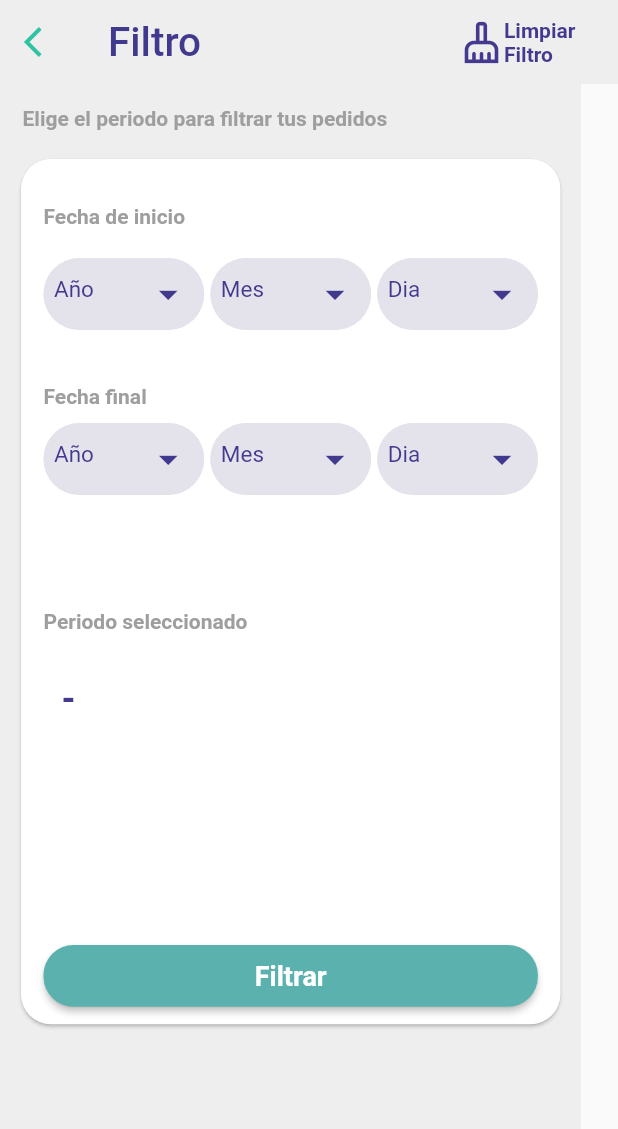
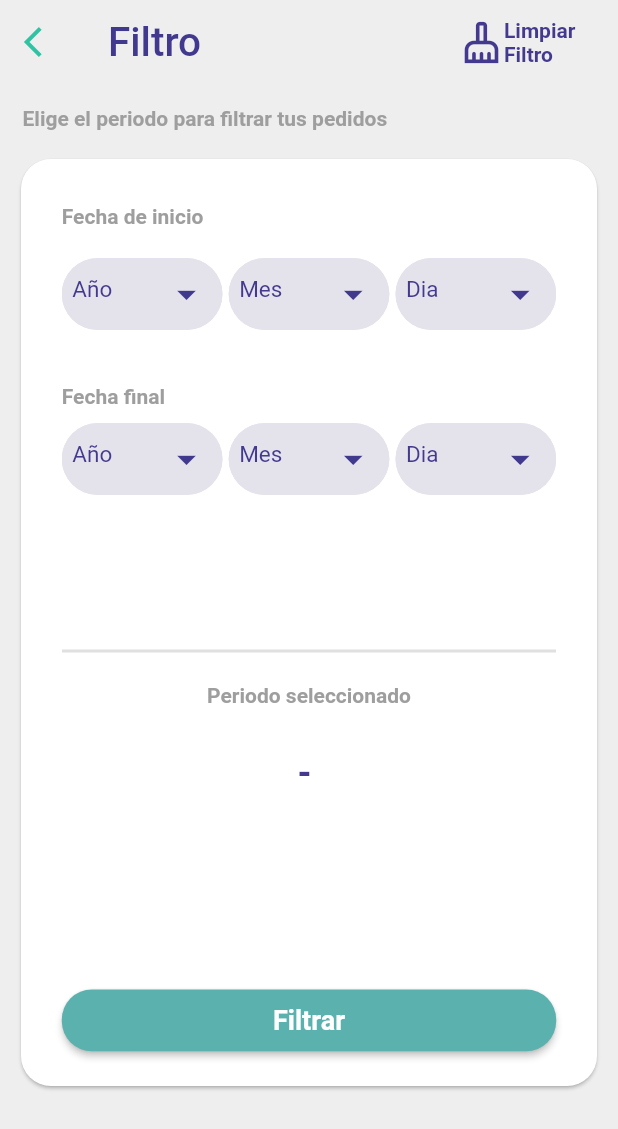
Before and after one commit to Davilaro/pruebfife, a Flutter app: the FiltroHistorico2 screen opened directly, on a phone screen of 412 x 824 dp. Shown: the top 1129 px of the screen. Run offline on Flutter 3.47's test engine with Material 2 defaults, Android fonts, the phone set to English and light mode, and no system bars; drawn by our look-alikes of overlay_support; our stand-ins replace animate_do, auto_size_text, cached_network_image, carousel_slider, chewie, connectivity and 17 more; missing offline and left inert: flutter_pdfview, flutter_uxcam, fuzzy, imagebutton, onesignal_flutter, pinch_zoom_image_last and 1 more; accounts and stored records are empty; network calls fail; Roboto replaces fonts that are missing (RoundedMplus1c).

Commit message:
feat: configuracion de filtro historico

```diff
--- a/lib/src/pages/historico/widgets/filtro_historico2.dart
+++ b/lib/src/pages/historico/widgets/filtro_historico2.dart
@@ -28,6 +28,7 @@ class _FiltroHistoricoState extends State<FiltroHistorico2> {
   List<String> listMeses = [];
   List<String> listAnos = [];
   List<String> listFinDias = [];
+  RxString mensajeInformativo = ''.obs;
 
   final meses = {
     1: 'Enero',
@@ -93,83 +94,72 @@ class _FiltroHistoricoState extends State<FiltroHistorico2> {
                       child: Container(
                         padding:
                             EdgeInsets.symmetric(horizontal: 15, vertical: 20),
-                        height: Get.height * 0.7,
-                        child: Stack(
-                          overflow: Overflow.visible,
+                        height: Get.height * 0.75,
+                        child: Column(
                           children: [
-                            Positioned(
-                              top: 280,
-                              child: Column(
-                                crossAxisAlignment: CrossAxisAlignment.start,
-                                mainAxisAlignment:
-                                    MainAxisAlignment.spaceBetween,
+                            Column(
+                              crossAxisAlignment: CrossAxisAlignment.center,
+                              mainAxisAlignment: MainAxisAlignment.spaceBetween,
                               children: [
                                 Container(
-                                      child: Text('Periodo seleccionado',
+                                  margin: EdgeInsets.zero,
+                                  height: Get.height * 0.4,
+                                  child: Stack(
+                                      alignment: AlignmentDirectional.center,
+                                      children: [
+                                        Obx(() => Visibility(
+                                              visible:
+                                                  mensajeInformativo.value !=
+                                                      '',
+                                              child: Positioned(
+                                                top: 250,
+                                                width: Get.width * 0.8,
+                                                child: Container(
+                                                  child: Text(
+                                                    mensajeInformativo.value,
+                                                    maxLines: 2,
                                                     style: TextStyle(
-                                              fontSize: 14,
-                                              fontWeight: FontWeight.bold,
-                                              color: Colors.grey))),
-                                  Obx(() => Center(
-                                        child: Container(
-                                            margin: EdgeInsets.only(
-                                                top: 30, bottom: 130),
-                                            child: Text(
-                                                '${controlerHistorico.dia.isNotEmpty && controlerHistorico.dia.value != '-1' ? controlerHistorico.dia : ""} ${meses[toInt(controlerHistorico.mes.value)] ?? ""} - ${controlerHistorico.diaFin.isNotEmpty && controlerHistorico.diaFin.value != '-1' ? controlerHistorico.diaFin : ""} ${meses[toInt(controlerHistorico.mesFin.value)] ?? ""} ${controlerHistorico.anoFin.isNotEmpty && controlerHistorico.anoFin.value != '-1' ? controlerHistorico.anoFin : ""}',
-                                                style: TextStyle(
-                                                    fontSize: 24,
-                                                    fontWeight: FontWeight.bold,
-                                                    color: ConstantesColores
-                                                        .azul_precio))),
-                                      )),
-                                  Align(
-                                    alignment: Alignment.bottomCenter,
-                                    child: Center(
-                                      child: Container(
-                                        margin: EdgeInsets.only(top: 20),
-                                        width: Get.width * 0.8,
-                                        height: Get.height * 0.05,
-                                        child: RaisedButton(
-                                          onPressed: () {
-                                            confirmarFiltro();
-                                          },
-                                          child: Text(
-                                            'Filtrar',
-                                            style: TextStyle(
-                                                fontSize: 18,
-                                                fontWeight: FontWeight.bold),
-                                          ),
-                                          textColor: Colors.white,
-                                          color: ConstantesColores.agua_marina,
-                                          shape: RoundedRectangleBorder(
-                                            borderRadius:
-                                                BorderRadius.circular(20.0),
+                                                        color: Colors.red,
+                                                        fontWeight:
+                                                            FontWeight.bold,
+                                                        overflow: TextOverflow
+                                                            .ellipsis),
                                                   ),
                                                 ),
                                               ),
-                                    ),
-                                  )
-                                ],
-                              ),
+                                            )),
+                                        Positioned(
+                                          top: 300,
+                                          child: Container(
+                                              width: Get.width,
+                                              margin:
+                                                  EdgeInsets.only(bottom: 20),
+                                              child: Divider(
+                                                thickness: 2,
+                                              )),
                                         ),
                                         //Fecha Final
                                         Positioned(
                                           top: 100,
                                           child: Column(
-                                crossAxisAlignment: CrossAxisAlignment.start,
+                                            crossAxisAlignment:
+                                                CrossAxisAlignment.start,
                                             children: [
                                               Container(
-                                      margin: EdgeInsets.only(top: 30),
+                                                  margin:
+                                                      EdgeInsets.only(top: 30),
                                                   child: Text('Fecha final',
                                                       style: TextStyle(
                                                           fontSize: 14,
-                                              fontWeight: FontWeight.bold,
+                                                          fontWeight:
+                                                              FontWeight.bold,
                                                           color: Colors.grey))),
                                               Container(
                                                 width: Get.width * 0.8,
                                                 child: Row(
                                                   mainAxisAlignment:
-                                          MainAxisAlignment.spaceBetween,
+                                                      MainAxisAlignment
+                                                          .spaceBetween,
                                                   crossAxisAlignment:
                                                       CrossAxisAlignment.start,
                                                   children: [
@@ -201,20 +191,24 @@ class _FiltroHistoricoState extends State<FiltroHistorico2> {
                                           ),
                                         ),
                                         Column(
-                              crossAxisAlignment: CrossAxisAlignment.start,
+                                          crossAxisAlignment:
+                                              CrossAxisAlignment.start,
                                           children: [
                                             Container(
-                                    margin: EdgeInsets.symmetric(vertical: 10),
+                                                margin: EdgeInsets.symmetric(
+                                                    vertical: 10),
                                                 child: Text('Fecha de inicio',
                                                     style: TextStyle(
                                                         fontSize: 14,
-                                            fontWeight: FontWeight.bold,
+                                                        fontWeight:
+                                                            FontWeight.bold,
                                                         color: Colors.grey))),
                                             Container(
                                               width: Get.width * 0.8,
                                               child: Row(
                                                 mainAxisAlignment:
-                                        MainAxisAlignment.spaceBetween,
+                                                    MainAxisAlignment
+                                                        .spaceBetween,
                                                 crossAxisAlignment:
                                                     CrossAxisAlignment.start,
                                                 children: [
@@ -244,16 +238,54 @@ class _FiltroHistoricoState extends State<FiltroHistorico2> {
                                             ),
                                           ],
                                         ),
-
-                            // Positioned(
-                            //   top: 230,
-                            //   width: 330,
-                            //   child: Container(
-                            //       margin: EdgeInsets.symmetric(vertical: 20),
-                            //       child: Divider(
-                            //         thickness: 2,
-                            //       )),
-                            // ),
+                                      ]),
+                                ),
+                                Container(
+                                    child: Text('Periodo seleccionado',
+                                        style: TextStyle(
+                                            fontSize: 14,
+                                            fontWeight: FontWeight.bold,
+                                            color: Colors.grey))),
+                                Obx(() => Center(
+                                      child: Container(
+                                          margin: EdgeInsets.only(
+                                              top: 30, bottom: 130),
+                                          child: Text(
+                                              '${controlerHistorico.dia.isNotEmpty && controlerHistorico.dia.value != '-1' ? controlerHistorico.dia : ""} ${meses[toInt(controlerHistorico.mes.value)] ?? ""} - ${controlerHistorico.diaFin.isNotEmpty && controlerHistorico.diaFin.value != '-1' ? controlerHistorico.diaFin : ""} ${meses[toInt(controlerHistorico.mesFin.value)] ?? ""} ${controlerHistorico.anoFin.isNotEmpty && controlerHistorico.anoFin.value != '-1' ? controlerHistorico.anoFin : ""}',
+                                              style: TextStyle(
+                                                  fontSize: 24,
+                                                  fontWeight: FontWeight.bold,
+                                                  color: ConstantesColores
+                                                      .azul_precio))),
+                                    )),
+                                Align(
+                                  alignment: Alignment.bottomCenter,
+                                  child: Center(
+                                    child: Container(
+                                      width: Get.width * 0.8,
+                                      height: Get.height * 0.05,
+                                      child: RaisedButton(
+                                        onPressed: () {
+                                          confirmarFiltro();
+                                        },
+                                        child: Text(
+                                          'Filtrar',
+                                          style: TextStyle(
+                                              fontSize: 18,
+                                              fontWeight: FontWeight.bold),
+                                        ),
+                                        textColor: Colors.white,
+                                        color: ConstantesColores.agua_marina,
+                                        shape: RoundedRectangleBorder(
+                                          borderRadius:
+                                              BorderRadius.circular(20.0),
+                                        ),
+                                      ),
+                                    ),
+                                  ),
+                                )
+                              ],
+                            ),
                           ],
                         ),
                       ),
@@ -339,7 +371,6 @@ class _FiltroHistoricoState extends State<FiltroHistorico2> {
 
   validarData(String? value, fecha, tipoFecha) {
     if (fecha == 'Dia') {
-      print('entre dia $value -- $tipoFecha');
       if (tipoFecha == 'inicio') {
         controlerHistorico.dia.value = value!;
       } else {
@@ -347,22 +378,18 @@ class _FiltroHistoricoState extends State<FiltroHistorico2> {
       }
     } else if (fecha == 'Mes') {
       String res = obtenerMes(value);
-      print('entre mes ---- $res');
       if (tipoFecha == 'inicio') {
         diaInicioController.text = '';
         controlerHistorico.dia.value = '';
         controlerHistorico.mes.value = res;
         dropdownItemsDia();
       } else {
-        print('entre mes hola---- $res');
         diaFinController.text = '';
         controlerHistorico.diaFin.value = '';
         controlerHistorico.mesFin.value = res;
         dropdownItemsDiaFinal();
       }
-      // dropdownItemsDia(tipoFecha);
     } else {
-      print('entre año $value');
       if (tipoFecha == 'inicio') {
         diaInicioController.text = '';
         controlerHistorico.dia.value = '';
@@ -387,17 +414,24 @@ class _FiltroHistoricoState extends State<FiltroHistorico2> {
         controlerHistorico.diaFin.value != '' &&
         controlerHistorico.mesFin.value != '' &&
         controlerHistorico.anoFin.value != '' &&
-        controlerHistorico.diaFin.value != '-' &&
+        controlerHistorico.diaFin.value != '-1' &&
         controlerHistorico.mesFin.value != '-1' &&
         controlerHistorico.anoFin.value != '-1') {
       var fechaInicial =
           '${controlerHistorico.ano.value}-${controlerHistorico.mes.value.toString().length > 1 ? controlerHistorico.mes.value : '0${controlerHistorico.mes.value}'}-${controlerHistorico.dia.value.toString().length > 1 ? controlerHistorico.dia.value : '0${controlerHistorico.dia.value}'}';
       var fechaFin =
           '${controlerHistorico.anoFin.value}-${controlerHistorico.mesFin.value.toString().length > 1 ? controlerHistorico.mesFin.value : '0${controlerHistorico.mesFin.value}'}-${controlerHistorico.diaFin.value.toString().length > 1 ? controlerHistorico.diaFin.value : '0${controlerHistorico.diaFin.value}'}';
-      print('hola final entre $fechaInicial  ---- $fechaFin');
+      var num1 = fechaInicial.replaceAll('-', '');
+      var num2 = fechaFin.replaceAll('-', '');
+      if (toInt(num1) < toInt(num2)) {
+        mensajeInformativo.value = '';
         controlerHistorico.setFechaInicial(fechaInicial);
         controlerHistorico.setFechaFinal(fechaFin);
         Navigator.pop(context);
+      } else {
+        mensajeInformativo.value =
+            'Por favor selecciona una fecha inicial menor a la final';
+      }
     } else {
       controlerHistorico.setFechaFinal('-1');
       controlerHistorico.setFechaInicial('-1');
@@ -407,7 +441,6 @@ class _FiltroHistoricoState extends State<FiltroHistorico2> {
   }
 
   limpiarFiltro() {
-    print('entre');
     setState(() {
       controlerHistorico.setFechaFinal('-1');
       controlerHistorico.setFechaInicial('-1');
@@ -476,12 +509,11 @@ class _FiltroHistoricoState extends State<FiltroHistorico2> {
     }
   }
 
-  ///CARGAR ITEMS DORPDOWN
+  //cargar itemas de los dias
   void dropdownItemsDia() {
     Map<String, int> menuItems = {};
 
     List<String> list = [];
-    // menuItems.addAll({'Dia': -1});
 
     if (controlerHistorico.mes.value == '2' &&
             controlerHistorico.ano.value == '2024' ||
@@ -514,20 +546,16 @@ class _FiltroHistoricoState extends State<FiltroHistorico2> {
     menuItems.forEach((key, value) {
       list.add(key);
     });
-    print('entre lista inicio');
     setState(() {
       listDias = list;
     });
-
-    // return menuItems;
   }
 
-  ///CARGAR ITEMS DORPDOWN dia final
+  //cargar itemas de los dias fecha final
   void dropdownItemsDiaFinal() {
     Map<String, int> menuItems = {};
 
     List<String> list = [];
-    // menuItems.addAll({'Dia': -1});
 
     if (controlerHistorico.mesFin.value == '2' &&
             controlerHistorico.anoFin.value == '2024' ||
@@ -561,7 +589,6 @@ class _FiltroHistoricoState extends State<FiltroHistorico2> {
       list.add(key);
     });
 
-    print('entre lista fin');
     setState(() {
       listFinDias = list;
     });
@@ -569,12 +596,11 @@ class _FiltroHistoricoState extends State<FiltroHistorico2> {
     // return menuItems;
   }
 
-  ///CARGAR ITEMS DORPDOWN
+  //cargar items de los meses
   void dropdownItemsMes() {
     Map<String, int> menuItems = {};
     List<String> list = [];
 
-    // menuItems.addAll({'Mes': -1});
     menuItems.addAll({'Enero': 1});
     menuItems.addAll({'Febrero': 2});
     menuItems.addAll({'Marzo': 3});
@@ -595,15 +621,12 @@ class _FiltroHistoricoState extends State<FiltroHistorico2> {
     setState(() {
       listMeses = list;
     });
-    // return menuItems;
   }
 
-  ///CARGAR ITEMS DORPDOWN
+  //cargar itemas de los años
   void dropdownItemsAno() {
     Map<String, int> menuItems = {};
     List<String> list = [];
-
-    // menuItems.addAll({'Año': -1});
 
     for (int i = 2022; i <= 2050; i++) {
       menuItems.addAll({'$i': i});
@@ -615,7 +638,6 @@ class _FiltroHistoricoState extends State<FiltroHistorico2> {
     setState(() {
       listAnos = list;
     });
-    // return menuItems;
   }
 
   @override
```
Lines whose indentation alone changed are shown as unchanged.
